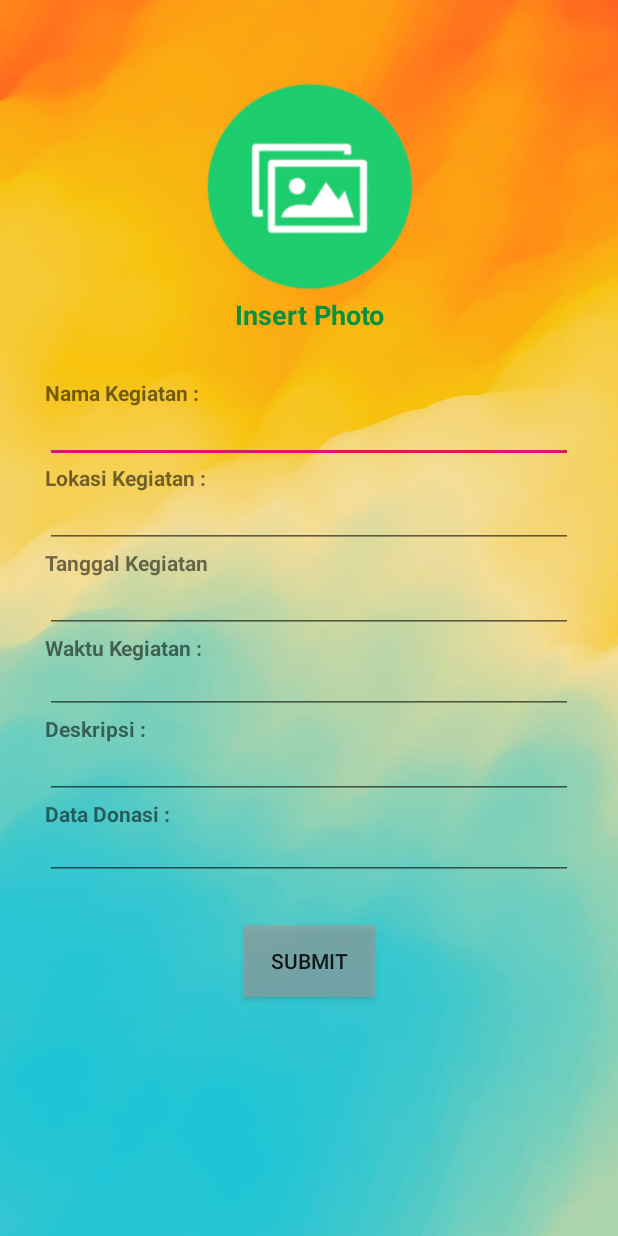
After one commit to Stevan-Iskandar/baksos-event, an Android app: the BuatEventActivity screen opened directly, with no data from a screen before it, on a phone screen of 412 x 824 dp. The commit adds this screen. Run offline under Robolectric (Android 15) with nearby library versions, the phone set to English and light mode, and no system bars; pictures from the network do not load.

Commit message:
Menambah menu tambah event

```diff
--- a/app/src/main/java/com/bootcamp/baksosevent/service/APIInterfacesRest.java
+++ b/app/src/main/java/com/bootcamp/baksosevent/service/APIInterfacesRest.java
@@ -9,13 +9,18 @@ import com.bootcamp.baksosevent.model.Peserta;
 import com.bootcamp.baksosevent.model.ResponseAPI;
 import com.bootcamp.baksosevent.model.User;
 
+import java.io.File;
 import java.util.List;
 
+import okhttp3.MultipartBody;
+import okhttp3.RequestBody;
 import retrofit2.Call;
 import retrofit2.http.Field;
 import retrofit2.http.FormUrlEncoded;
 import retrofit2.http.GET;
+import retrofit2.http.Multipart;
 import retrofit2.http.POST;
+import retrofit2.http.Part;
 import retrofit2.http.Query;
 
 /**
@@ -48,4 +53,15 @@ public interface APIInterfacesRest {
   @POST("daftarevent")
   Call<ResponseAPI> postDaftarEvent(@Field("id_event") String id_event,
                                     @Field("username") String username);
+
+  @Multipart
+  @POST("posteventt")
+  Call<ResponseAPI> postEvent(@Part MultipartBody.Part image,
+                              @Part("nama") RequestBody nama,
+                              @Part("lokasi") RequestBody lokasi,
+                              @Part("tanggal") RequestBody tanggal,
+                              @Part("waktu") RequestBody waktu,
+                              @Part("deskripsi") RequestBody deskripsi,
+                              @Part("data_donasi") RequestBody data_donasi,
+                              @Part("username") RequestBody username);
 }
--- /dev/null
+++ b/app/src/main/res/layout/activity_buat_event.xml
@@ -0,0 +1,138 @@
+<?xml version="1.0" encoding="utf-8"?>
+<LinearLayout xmlns:android="http://schemas.android.com/apk/res/android"
+  xmlns:app="http://schemas.android.com/apk/res-auto"
+  android:layout_width="match_parent"
+  android:layout_height="match_parent"
+  android:background="@drawable/bg_list_all_event"
+  android:gravity="center_horizontal"
+  android:orientation="vertical">
+
+  <ScrollView
+    android:layout_width="match_parent"
+    android:layout_height="match_parent"
+    android:fillViewport="true"
+    android:scrollbarSize="0dp">
+
+    <LinearLayout
+      android:layout_width="match_parent"
+      android:layout_height="wrap_content"
+      android:layout_marginLeft="30dp"
+      android:layout_marginRight="30dp"
+      android:gravity="center_horizontal"
+      android:orientation="vertical">
+
+      <ImageView
+        android:id="@+id/ivPostEvent"
+        android:layout_width="370dp"
+        android:layout_height="147dp"
+        android:layout_marginTop="50dp"
+        app:srcCompat="@drawable/gallery" />
+
+      <TextView
+        android:id="@+id/txtInsertPhoto"
+        android:layout_width="match_parent"
+        android:layout_height="wrap_content"
+        android:gravity="center_horizontal"
+        android:text="Insert Photo"
+        android:textColor="#079140"
+        android:textSize="18sp"
+        android:textStyle="bold" />
+
+      <TextView
+        android:layout_width="match_parent"
+        android:layout_height="wrap_content"
+        android:layout_marginTop="30dp"
+        android:text="Nama Kegiatan :"
+        android:textSize="14sp"
+        android:textStyle="bold" />
+
+      <EditText
+        android:id="@+id/etNamaEvent"
+        android:layout_width="match_parent"
+        android:layout_height="wrap_content"
+        android:ems="10"
+        android:inputType="textPersonName"
+        android:textSize="12sp" />
+
+      <TextView
+        android:layout_width="match_parent"
+        android:layout_height="wrap_content"
+        android:text="Lokasi Kegiatan :"
+        android:textStyle="bold" />
+
+      <EditText
+        android:id="@+id/etLokasiEvent"
+        android:layout_width="match_parent"
+        android:layout_height="wrap_content"
+        android:ems="10"
+        android:inputType="textPersonName"
+        android:textSize="12sp" />
+
+      <TextView
+        android:layout_width="match_parent"
+        android:layout_height="wrap_content"
+        android:text="Tanggal Kegiatan"
+        android:textStyle="bold" />
+
+      <EditText
+        android:id="@+id/etTanggalEvent"
+        android:layout_width="match_parent"
+        android:layout_height="wrap_content"
+        android:ems="10"
+        android:inputType="textPersonName"
+        android:focusable="false"
+        android:textSize="12sp" />
+
+      <TextView
+        android:layout_width="match_parent"
+        android:layout_height="wrap_content"
+        android:text="Waktu Kegiatan :"
+        android:textStyle="bold" />
+
+      <EditText
+        android:id="@+id/etWaktuEvent"
+        android:layout_width="match_parent"
+        android:layout_height="wrap_content"
+        android:ems="10"
+        android:inputType="textPersonName"
+        android:textSize="10sp" />
+
+      <TextView
+        android:layout_width="match_parent"
+        android:layout_height="wrap_content"
+        android:text="Deskripsi :"
+        android:textStyle="bold" />
+
+      <EditText
+        android:id="@+id/etDeskripsiEvent"
+        android:layout_width="match_parent"
+        android:layout_height="wrap_content"
+        android:textSize="12sp" />
+
+      <TextView
+        android:layout_width="match_parent"
+        android:layout_height="wrap_content"
+        android:text="Data Donasi :"
+        android:textStyle="bold" />
+
+      <EditText
+        android:id="@+id/etDataDonasiEvent"
+        android:layout_width="match_parent"
+        android:layout_height="wrap_content"
+        android:ems="5"
+        android:inputType="textPersonName"
+        android:textSize="10sp" />
+
+      <Button
+        android:id="@+id/btnPostEvent"
+        android:layout_width="wrap_content"
+        android:layout_height="wrap_content"
+        android:layout_marginTop="30dp"
+        android:layout_marginBottom="30dp"
+        android:background="#99A09C9C"
+        android:text="Submit" />
+
+    </LinearLayout>
+  </ScrollView>
+
+</LinearLayout>
```
Also changed, not shown: app/src/main/AndroidManifest.xml (+5 -3 lines), app/src/main/java/com/bootcamp/baksosevent/model/Event.java (+14 -0 lines), app/src/main/java/com/bootcamp/baksosevent/ui/BuatEventActivity.java (added, +254 -0 lines), app/src/main/java/com/bootcamp/baksosevent/ui/MenuActivity.java (+10 -1 lines), app/src/main/res/layout/activity_menu.xml (+17 -2 lines), app/src/main/res/drawable/gallery.png (added).
